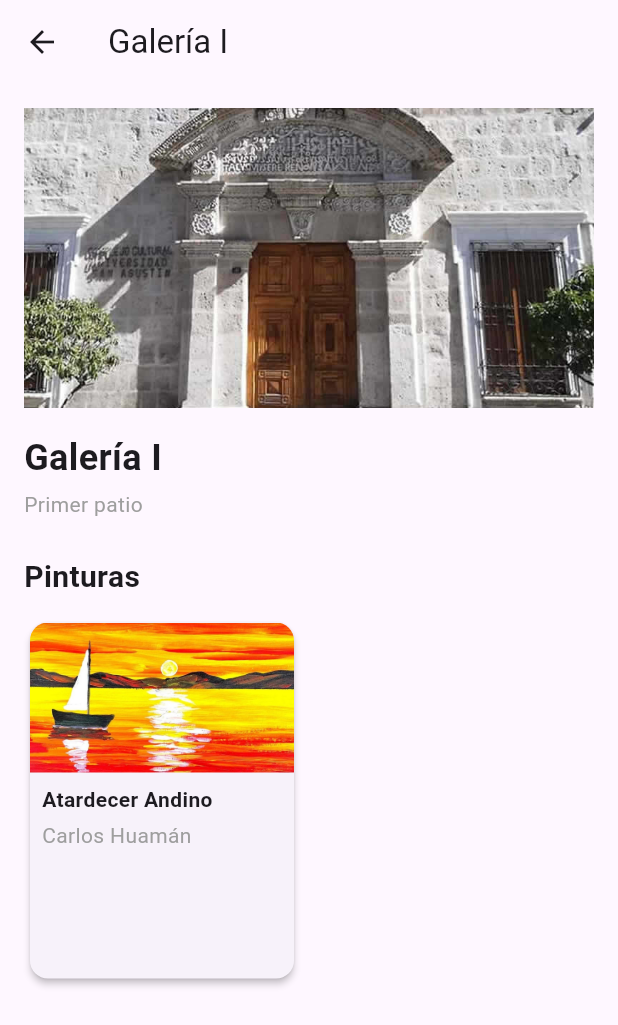
After one commit to LucelyMendoza/App_iOS_Centro_Cultural, a Flutter app: the Inicio screen opened directly, after a tap on "Galería I", on a phone screen of 412 x 824 dp. The commit adds this screen. Shown: the top 1025 px of the screen. Run offline on Flutter 3.47's test engine with Material 3 defaults, Android fonts, the phone set to English and light mode, and no system bars; drawn by our look-alikes of flutter_platform_widgets; our stand-ins replace cloud_firestore, firebase_core, flutter_blue_plus, flutter_riverpod, flutter_tts, permission_handler; accounts and stored records are empty.

Commit message:
Agregado pantalla gallery_detail y redirrecionamiento

```diff
--- a/lib/view_models/home_view_model.dart
+++ b/lib/view_models/home_view_model.dart
@@ -1,7 +1,9 @@
+import 'package:flutter/material.dart';
 import 'package:flutter_riverpod/flutter_riverpod.dart';
 import '../models/home_state.dart';
 import '../models/artist.dart';
 import '../models/gallery.dart';
+import '../views/gallery_detail.dart'; // Asegúrate de tener esta vista
 
 final homeViewModelProvider = StateNotifierProvider<HomeViewModel, HomeState>((ref) {
   return HomeViewModel();
@@ -30,4 +32,13 @@ class HomeViewModel extends StateNotifier<HomeState> {
       ],
     );
   }
+
+  void goToGalleryDetail(BuildContext context, Gallery gallery) {
+    Navigator.push(
+      context,
+      MaterialPageRoute(
+        builder: (_) => GalleryDetail(gallery: gallery),
+      ),
+    );
+  }
 }
--- a/lib/view_models/paintings_viewmodel.dart
+++ b/lib/view_models/paintings_viewmodel.dart
@@ -1,4 +1,6 @@
+import 'package:flutter/material.dart';
 import '../models/painting.dart';
+import '../views/painting_detail_screen.dart';
 
 class PaintingsViewModel {
   List<Painting> allPaintings = [
@@ -6,7 +8,7 @@ class PaintingsViewModel {
       imagePath: 'assets/libertad.png',
       title: 'La Libertad',
       details: 'Representación de la libertad en la historia del Perú.',
-      gallery: 'Galería 2',
+      gallery: 'Galería II',
       year: '1821',
       author: 'Juan Pérez',
     ),
@@ -14,7 +16,7 @@ class PaintingsViewModel {
       imagePath: 'assets/misti.png',
       title: 'Volcán Misti',
       details: 'El majestuoso volcán Misti en un atardecer arequipeño.',
-      gallery: 'Galería 3',
+      gallery: 'Galería III',
       year: '2020',
       author: 'María García',
     ),
@@ -22,7 +24,7 @@ class PaintingsViewModel {
       imagePath: 'assets/atardecer.jpg',
       title: 'Atardecer Andino',
       details: 'Un atardecer en los Andes peruanos lleno de color.',
-      gallery: 'Galería 1',
+      gallery: 'Galería I',
       year: '2018',
       author: 'Carlos Huamán',
     ),
@@ -37,4 +39,13 @@ class PaintingsViewModel {
         )
         .toList();
   }
+
+  void goToPaintingDetail(BuildContext context, Painting painting) {
+    Navigator.push(
+      context,
+      MaterialPageRoute(
+        builder: (_) => PaintingDetailScreen(painting: painting),
+      ),
+    );
+  }
 }
--- /dev/null
+++ b/lib/views/gallery_detail.dart
@@ -0,0 +1,112 @@
+import 'package:flutter/material.dart';
+import '../models/gallery.dart';
+import '../models/painting.dart';
+import '../view_models/paintings_viewmodel.dart';
+
+class GalleryDetail extends StatelessWidget {
+  final Gallery gallery;
+  final PaintingsViewModel _paintingsVM = PaintingsViewModel();
+
+  GalleryDetail({Key? key, required this.gallery}) : super(key: key);
+
+  @override
+  Widget build(BuildContext context) {
+    final List<Painting> paintings = _paintingsVM.allPaintings
+        .where((p) => p.gallery.toLowerCase().trim() == gallery.title.toLowerCase().trim())
+        .toList();
+
+    return Scaffold(
+      appBar: AppBar(
+        title: Text(gallery.title),
+      ),
+      body: SafeArea(
+        child: Padding(
+          padding: const EdgeInsets.all(16),
+          child: Column(
+            crossAxisAlignment: CrossAxisAlignment.start,
+            children: [
+              Image.asset(
+                gallery.image,
+                height: 200,
+                width: double.infinity,
+                fit: BoxFit.cover,
+              ),
+              const SizedBox(height: 16),
+              Text(
+                gallery.title,
+                style: const TextStyle(fontSize: 24, fontWeight: FontWeight.bold),
+              ),
+              const SizedBox(height: 4),
+              Text(
+                gallery.location,
+                style: const TextStyle(color: Colors.grey),
+              ),
+              const SizedBox(height: 24),
+              const Text(
+                'Pinturas',
+                style: TextStyle(fontSize: 20, fontWeight: FontWeight.bold),
+              ),
+              const SizedBox(height: 12),
+              Expanded(
+                child: GridView.builder(
+                  itemCount: paintings.length,
+                  gridDelegate: const SliverGridDelegateWithFixedCrossAxisCount(
+                    crossAxisCount: 2,
+                    mainAxisSpacing: 12,
+                    crossAxisSpacing: 12,
+                    childAspectRatio: 0.75,
+                  ),
+                  itemBuilder: (context, index) {
+                    final painting = paintings[index];
+                    return GestureDetector(
+                      onTap: () => _paintingsVM.goToPaintingDetail(context, painting),
+                      child: Card(
+                        shape: RoundedRectangleBorder(borderRadius: BorderRadius.circular(12)),
+                        elevation: 2,
+                        child: Column(
+                          crossAxisAlignment: CrossAxisAlignment.start,
+                          children: [
+                            ClipRRect(
+                              borderRadius: const BorderRadius.vertical(top: Radius.circular(12)),
+                              child: Image.asset(
+                                painting.imagePath,
+                                height: 100,
+                                width: double.infinity,
+                                fit: BoxFit.cover,
+                              ),
+                            ),
+                            Padding(
+                              padding: const EdgeInsets.all(8),
+                              child: Column(
+                                crossAxisAlignment: CrossAxisAlignment.start,
+                                children: [
+                                  Text(
+                                    painting.title,
+                                    style: const TextStyle(fontWeight: FontWeight.bold),
+                                    maxLines: 1,
+                                    overflow: TextOverflow.ellipsis,
+                                  ),
+                                  const SizedBox(height: 4),
+                                  Text(
+                                    painting.author,
+                                    style: const TextStyle(color: Colors.grey),
+                                    maxLines: 1,
+                                    overflow: TextOverflow.ellipsis,
+                                  ),
+                                ],
+                              ),
+                            ),
+                          ],
+                        ),
+                      ),
+                    );
+                  },
+                ),
+              ),
+            ],
+          ),
+        ),
+      ),
+    );
+  }
+}
--- a/lib/views/inicio.dart
+++ b/lib/views/inicio.dart
@@ -8,6 +8,7 @@ class Inicio extends ConsumerWidget {
   @override
   Widget build(BuildContext context, WidgetRef ref) {
     final state = ref.watch(homeViewModelProvider);
+    final viewModel = ref.read(homeViewModelProvider.notifier);
 
     return Scaffold(
       body: SafeArea(
@@ -55,6 +56,7 @@ class Inicio extends ConsumerWidget {
                       leading: Image.asset(gallery.image, width: 50, fit: BoxFit.cover),
                       title: Text(gallery.title),
                       subtitle: Text(gallery.location),
+                      onTap: () => viewModel.goToGalleryDetail(context, gallery),
                     ),
                   );
                 },
```
